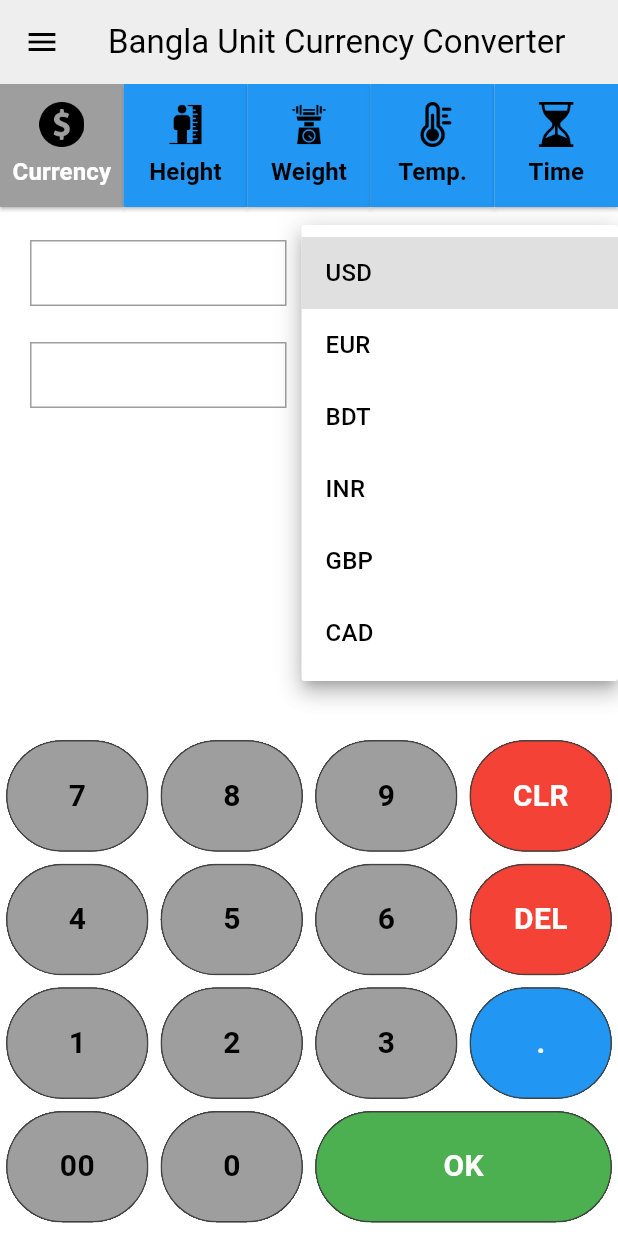
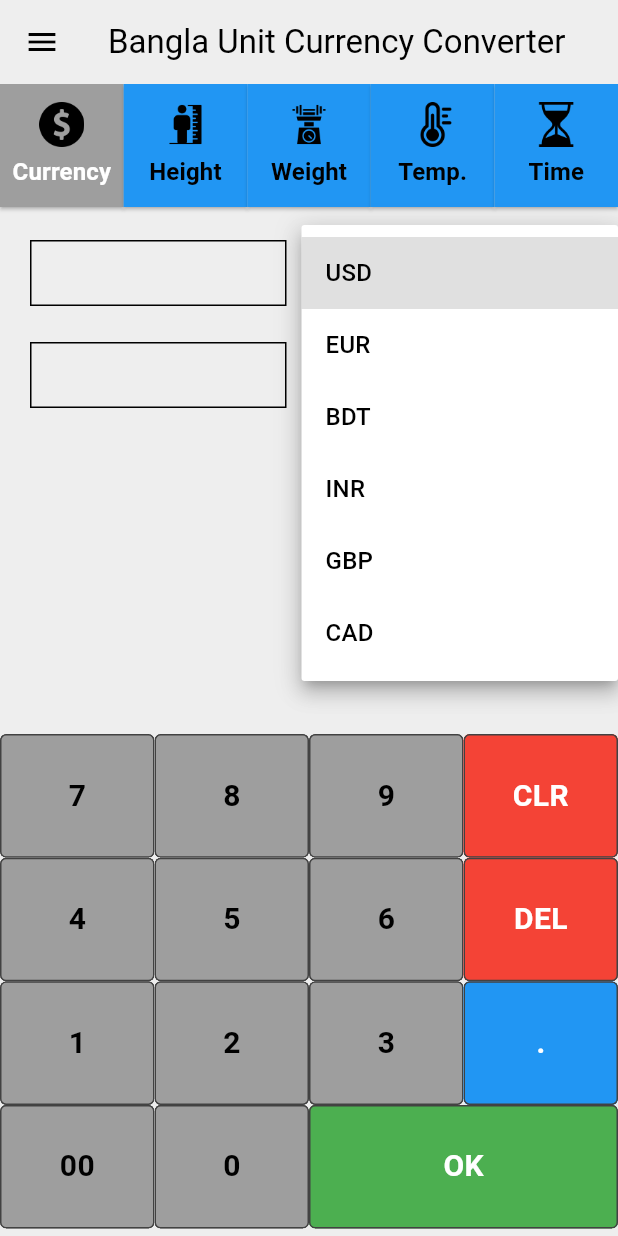
Before and after one commit to Nyctophilia58/bangla_unit_currency_converter, a Flutter app: the screen it shows after launch, after a tap on "Select an option", on a phone screen of 412 x 824 dp. Run offline on Flutter 3.47's test engine with Material 3 defaults, Android fonts, the phone set to English and light mode, and no system bars; our stand-ins replace google_mobile_ads, shared_preferences; network calls fail.

Commit message:
changed my button UI and theme

```diff
--- a/lib/ad_helper.dart
+++ /dev/null
@@ -1,12 +0,0 @@
-import "dart:io";
-
-class AdHelper {
-  static String get bannerAdUnitId {
-    if (Platform.isAndroid) {
-      return 'ca-app-pub-4367940215349922/3479795568';
-    }
-    else {
-      throw UnsupportedError('Unsupposted Platform');
-    }
-  }
-}
--- /dev/null
+++ b/lib/constant/converter_constants.dart
@@ -0,0 +1,18 @@
+const List<String> buttonLabelsEnglish = ['Currency', 'Height', 'Weight', 'Temp.', 'Time'];
+const List<String> buttonLabelsBangla = ['মুদ্রা', 'উচ্চতা', 'ওজন', 'তাপমাত্রা', 'সময়'];
+
+const List<String> buttonIcons = [
+  'assets/icons/currency.png',
+  'assets/icons/height.png',
+  'assets/icons/weight.png',
+  'assets/icons/temperature.png',
+  'assets/icons/time.png',
+];
+
+const Map<int, List<String>> dropdownOptions = {
+  0: ['USD', 'EUR', 'BDT', 'INR', 'GBP', 'CAD'],
+  1: ['Feet', 'Meters', 'Inches', 'Centimeters'],
+  2: ['Kg', 'Lb', 'Oz', 'Stone'],
+  3: ['Celsius', 'Fahrenheit', 'Kelvin'],
+  4: ['Seconds', 'Minutes', 'Hours', 'Days'],
+};
--- a/lib/main.dart
+++ b/lib/main.dart
@@ -2,14 +2,18 @@ import 'package:flutter/material.dart';
 import 'package:google_mobile_ads/google_mobile_ads.dart';
 import 'package:unit_currency_converter/providers/language_provider.dart';
 import 'package:unit_currency_converter/providers/selection_provider.dart';
+import 'package:unit_currency_converter/providers/theme_provider.dart';
 import 'screens/converter.dart';
 import 'package:provider/provider.dart';
-import 'providers/theme_provider.dart';
 
 
 void main() async{
   WidgetsFlutterBinding.ensureInitialized();
-  MobileAds.instance.initialize();
+
+  const isTest = bool.fromEnvironment('FLUTTER_TEST');
+  if (!isTest) {
+    await MobileAds.instance.initialize();
+  }
 
   runApp(
     MultiProvider(
--- a/lib/screens/converter.dart
+++ b/lib/screens/converter.dart
@@ -1,10 +1,12 @@
 import 'package:flutter/material.dart';
 import 'package:google_mobile_ads/google_mobile_ads.dart';
 import 'package:provider/provider.dart';
-import 'package:unit_currency_converter/ad_helper.dart';
+import 'package:unit_currency_converter/services/ad_helper.dart';
 import 'package:unit_currency_converter/providers/language_provider.dart';
+import 'package:unit_currency_converter/services/ad_loader.dart';
 import 'package:unit_currency_converter/widgets/drawer.dart';
 
+import '../constant/converter_constants.dart';
 import '../conversions/convert_currency.dart';
 import '../conversions/convert_height.dart';
 import '../conversions/convert_temperature.dart';
@@ -26,38 +28,6 @@ class _ConverterPageState extends State<ConverterPage> {
 
   String inputValue = '';
   String outputValue = '';
-
-  final List<String> buttonLabelsEnglish = [
-    'Currency',
-    'Height',
-    'Weight',
-    'Temp.',
-    'Time'
-  ];
-
-  final List<String> buttonLabelsBangla = [
-    'মুদ্রা',
-    'উচ্চতা',
-    'ওজন',
-    'তাপমাত্রা',
-    'সময়'
-  ];
-
-  final List<String> buttonIcons = [
-    'assets/icons/currency.png',
-    'assets/icons/height.png',
-    'assets/icons/weight.png',
-    'assets/icons/temperature.png',
-    'assets/icons/time.png'
-  ];
-
-  final Map<int, List<String>> dropdownOptions = {
-    0: ['USD', 'EUR', 'BDT', 'INR', 'GBP', 'CAD'],
-    1: ['Feet', 'Meters', 'Inches', 'Centimeters'],
-    2: ['Kg', 'Lb', 'Oz', 'Stone'],
-    3: ['Celsius', 'Fahrenheit', 'Kelvin'],
-    4: ['Seconds', 'Minutes', 'Hours', 'Days'],
-  };
 
   @override
   void initState(){
@@ -136,7 +106,10 @@ class _ConverterPageState extends State<ConverterPage> {
 
     final screenSize = MediaQuery.of(context).size;
 
+    final buttonLabels = languageProvider.isEnglish ? buttonLabelsEnglish : buttonLabelsBangla;
+
     return Scaffold(
+      backgroundColor: Theme.of(context).colorScheme.background,
       appBar: AppBar(
         title: Text(
           languageProvider.isEnglish ? 'Bangla Unit Currency Converter' : 'বাংলা একক মুদ্রা রূপান্তরকারী'),
@@ -155,7 +128,7 @@ class _ConverterPageState extends State<ConverterPage> {
 
                   return SquareButton(
                     imagePath: buttonIcons[index],
-                    label: languageProvider.isEnglish ? buttonLabelsEnglish[index] : buttonLabelsBangla[index],
+                    label: buttonLabels[index],
                     isSelected: isSelected,
                     onTap: (){
                       dropdownProvider.selectIndex(index);
@@ -170,13 +143,13 @@ class _ConverterPageState extends State<ConverterPage> {
 
               Row(
                 children: [
-                  const SizedBox(width: 20,),
+                  const SizedBox(width: 20),
                   Expanded(
                     flex: 2,
                     child: Container(
                       padding: EdgeInsets.all(8),
                       decoration: BoxDecoration(
-                        border: Border.all(color: Colors.grey),
+                        border: Border.all(color: Theme.of(context).colorScheme.outline),
                       ),
                       child: Text(
                         inputValue,
@@ -226,7 +199,7 @@ class _ConverterPageState extends State<ConverterPage> {
                     child: Container(
                       padding: EdgeInsets.all(8),
                       decoration: BoxDecoration(
-                        border: Border.all(color: Colors.grey),
+                        border: Border.all(color: Theme.of(context).colorScheme.outline),
                       ),
                       child: Text(
                         outputValue,
@@ -289,11 +262,7 @@ class _ConverterPageState extends State<ConverterPage> {
               if(_bannerAd != null)
                 Align(
                   alignment: Alignment.bottomCenter,
-                  child: Container(
-                    width: _bannerAd!.size.width.toDouble(),
-                    height: _bannerAd!.size.height.toDouble(),
-                    child: AdWidget(ad: _bannerAd!),
-                  ),
+                  child: AdLoader(bannerAd: _bannerAd!),
                 )
             ]
           )
@@ -302,14 +271,27 @@ class _ConverterPageState extends State<ConverterPage> {
     );
   }
 
+  void _onButtonTap(String value) {
+    setState(() {
+      if (value == Button.del) {
+        inputValue = inputValue.isNotEmpty ? inputValue.substring(0, inputValue.length - 1) : '';
+      } else if (value == Button.clear) {
+        inputValue = '';
+      } else if (value == Button.ok) {
+        performConversion();
+      } else {
+        inputValue += value;
+      }
+    });
+  }
+
   Widget buildButton(String value) {
     return Padding(
-      padding: const EdgeInsets.all(4.0),
+      padding: const EdgeInsets.all(0.0),
       child: Material(
         color: getButtonColor(value),
         clipBehavior: Clip.hardEdge,
         shape: OutlineInputBorder(
-          borderRadius: BorderRadius.circular(50),
           borderSide: BorderSide(
             color: Theme.of(context).colorScheme.inversePrimary,
             width: 1,
--- a/lib/themes/theme_mode.dart
+++ b/lib/themes/theme_mode.dart
@@ -3,7 +3,7 @@ import 'package:flutter/material.dart';
 ThemeData lightMode = ThemeData(
   brightness: Brightness.light,
   colorScheme: ColorScheme.light(
-    background: Colors.grey.shade300,
+    background: Colors.grey.shade200,
     primary: Colors.grey.shade200,
     secondary: Colors.grey.shade400,
     inversePrimary: Colors.grey.shade800,
@@ -13,7 +13,7 @@ ThemeData lightMode = ThemeData(
 ThemeData darkMode = ThemeData(
   brightness: Brightness.dark,
   colorScheme: ColorScheme.dark(
-    background: Colors.grey.shade700,
+    background: Colors.grey.shade800,
     primary: Colors.grey.shade600,
     secondary: Colors.grey.shade500,
     inversePrimary: Colors.grey.shade300,
--- a/pubspec.yaml
+++ b/pubspec.yaml
@@ -40,7 +40,7 @@ dependencies:
   google_mobile_ads: ^6.0.0
   provider: ^6.1.5
   shared_preferences: ^2.5.3
-  intl: ^0.19.0
+  intl: ^0.20.2
   flutter_inset_box_shadow: ^1.0.8
   http: ^1.4.0
 
```
Also changed, not shown: lib/conversions/convert_currency.dart (+5 -2 lines), lib/services/ad_loader.dart (added, +16 -0 lines), lib/widgets/drawer.dart (+3 -5 lines), pubspec.lock.
